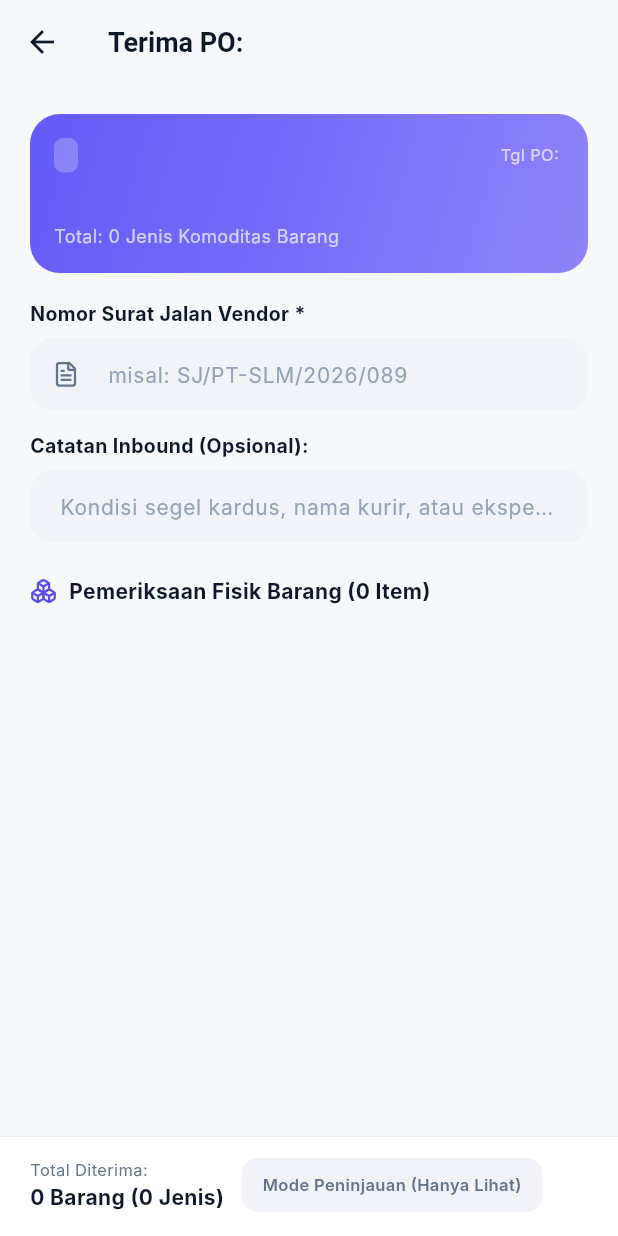
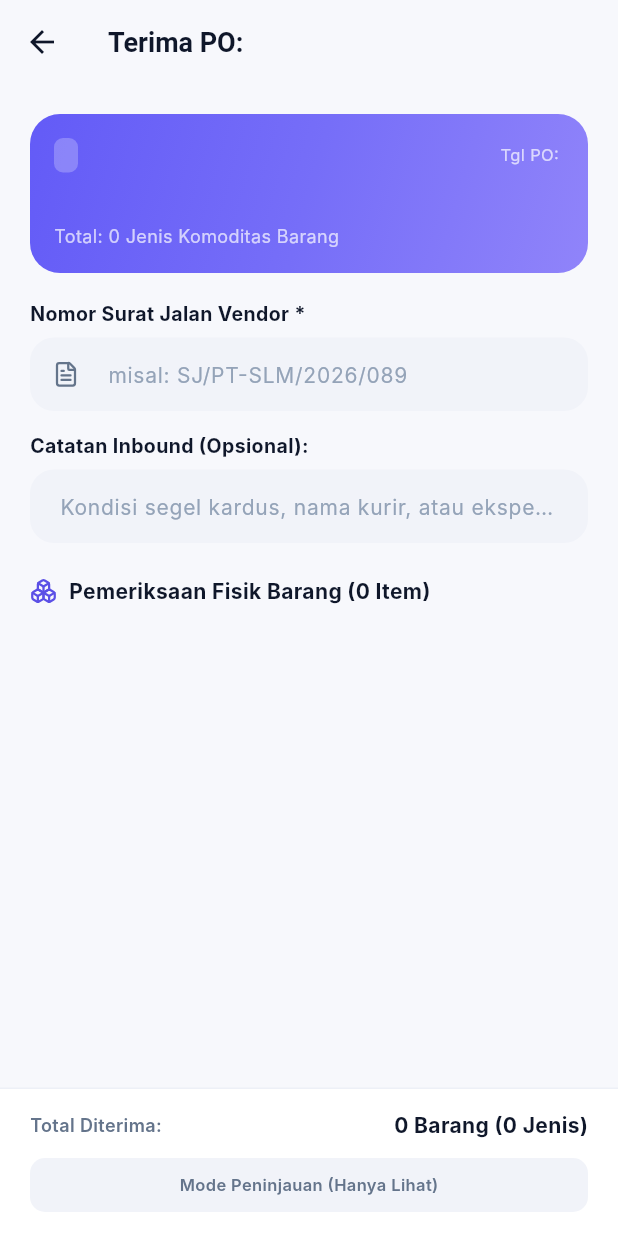
Before and after one commit to baldiagus/simlogrs-app, a Flutter app: the FormPenerimaanPoScreen screen opened directly with empty values, on a phone screen of 412 x 824 dp. Run offline on Flutter 3.47's test engine with Material 3 defaults, Android fonts, the phone set to English and light mode, and no system bars; our stand-ins replace dio, firebase_core, firebase_messaging, flutter_local_notifications, flutter_riverpod, flutter_secure_storage and 4 more; missing offline and left inert: mobile_scanner; accounts and stored records are empty; network calls fail; Roboto replaces fonts that are missing (Plus Jakarta Sans).

Commit message:
feat(gudang): redesain input jumlah rusak stepper dan tombol penerimaan horizontal
- inbound_item_draft_tile: ubah input jumlah rusak menggunakan AppQuantityStepper sejajar horizontal dengan label dan dibatasi max jumlah diterima
- form_penerimaan_po_screen: tampilkan total diterima di atas tombol aksi, letakkan tombol Tolak Kiriman Vendor dan Simpan ke Stok Gudang sejajar horizontal
- tes: perbarui pengujian widget form_penerimaan_po_test.dart untuk stepper rusak dan layout tombol horizontal

```diff
--- a/lib/features/gudang/presentation/screens/form_penerimaan_po_screen.dart
+++ b/lib/features/gudang/presentation/screens/form_penerimaan_po_screen.dart
@@ -293,8 +293,12 @@ class _FormPenerimaanPoScreenState extends ConsumerState<FormPenerimaanPoScreen>
                           onQuantityChanged: (val) {
                             setState(() {
                               draft.jumlahDiterima = val;
+                              if (draft.jumlahRusak > val) {
+                                draft.jumlahRusak = val;
+                              }
                             });
                           },
+                          onRusakChanged: (val) => setState(() => draft.jumlahRusak = val),
                         );
                       }),
                       const SizedBox(height: 20),
@@ -319,18 +323,18 @@ class _FormPenerimaanPoScreenState extends ConsumerState<FormPenerimaanPoScreen>
                     mainAxisSize: MainAxisSize.min,
                     children: [
                       Row(
-                    children: [
-                      Flexible(
-                        flex: 4,
-                        child: Column(
-                          crossAxisAlignment: CrossAxisAlignment.start,
-                          mainAxisSize: MainAxisSize.min,
+                        mainAxisAlignment: MainAxisAlignment.spaceBetween,
                         children: [
                           const Text(
                             'Total Diterima:',
-                              style: TextStyle(fontSize: 11, color: AppColors.textSecondary),
+                            style: TextStyle(
+                              fontSize: 12,
+                              fontWeight: FontWeight.w600,
+                              color: AppColors.textSecondary,
                             ),
-                            Text(
+                          ),
+                          Flexible(
+                            child: Text(
                               '$totalDiterima Barang ($totalJenisDiterima Jenis)',
                               style: const TextStyle(
                                 fontSize: 14,
@@ -340,20 +344,37 @@ class _FormPenerimaanPoScreenState extends ConsumerState<FormPenerimaanPoScreen>
                               maxLines: 1,
                               overflow: TextOverflow.ellipsis,
                             ),
+                          ),
                         ],
                       ),
+                      const SizedBox(height: 12),
+                      if (canReceive)
+                        Row(
+                          children: [
+                            Expanded(
+                              child: CustomButton(
+                                text: 'Tolak Kiriman Vendor',
+                                isOutlined: true,
+                                backgroundColor: AppColors.danger,
+                                textColor: AppColors.danger,
+                                icon: const Icon(LucideIcons.ban, size: 16, color: AppColors.danger),
+                                onPressed: _tolakKiriman,
                               ),
-                      const SizedBox(width: 12),
+                            ),
+                            const SizedBox(width: 10),
                             Expanded(
-                        flex: 5,
-                        child: (ref.watch(authStateProvider).user?.canReceiveInbound ?? false)
-                            ? CustomButton(
+                              child: CustomButton(
                                 text: 'Simpan ke Stok Gudang',
                                 isLoading: actionState.isLoading,
-                                icon: const Icon(LucideIcons.checkCheck, size: 18, color: Colors.white),
+                                backgroundColor: AppColors.primaryPurple,
+                                icon: const Icon(LucideIcons.checkCheck, size: 16, color: Colors.white),
                                 onPressed: _submit,
+                              ),
+                            ),
+                          ],
                         )
-                            : Container(
+                      else
+                        Container(
                           padding: const EdgeInsets.symmetric(vertical: 10),
                           alignment: Alignment.center,
                           decoration: BoxDecoration(
@@ -369,20 +390,6 @@ class _FormPenerimaanPoScreenState extends ConsumerState<FormPenerimaanPoScreen>
                             ),
                           ),
                         ),
-                      ),
-                    ],
-                  ),
-                      if (canReceive) ...[
-                        const SizedBox(height: 10),
-                        CustomButton(
-                          text: 'Tolak Kiriman Vendor',
-                          isOutlined: true,
-                          backgroundColor: AppColors.danger,
-                          textColor: AppColors.danger,
-                          icon: const Icon(LucideIcons.ban, size: 18, color: AppColors.danger),
-                          onPressed: _tolakKiriman,
-                        ),
-                      ],
                     ],
                   ),
                 ),
```
Also changed, not shown: lib/features/gudang/presentation/widgets/inbound_item_draft_tile.dart (+43 -24 lines), 1 other file. Lines whose indentation alone changed are shown as unchanged.
